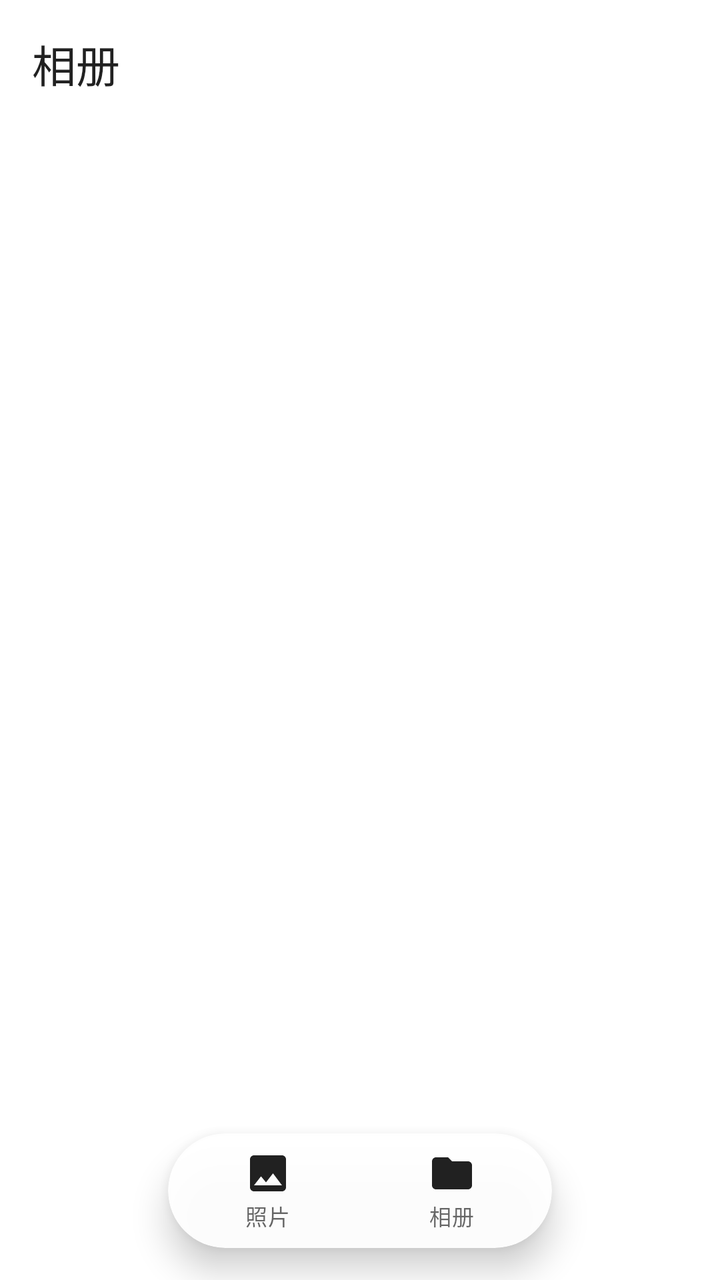
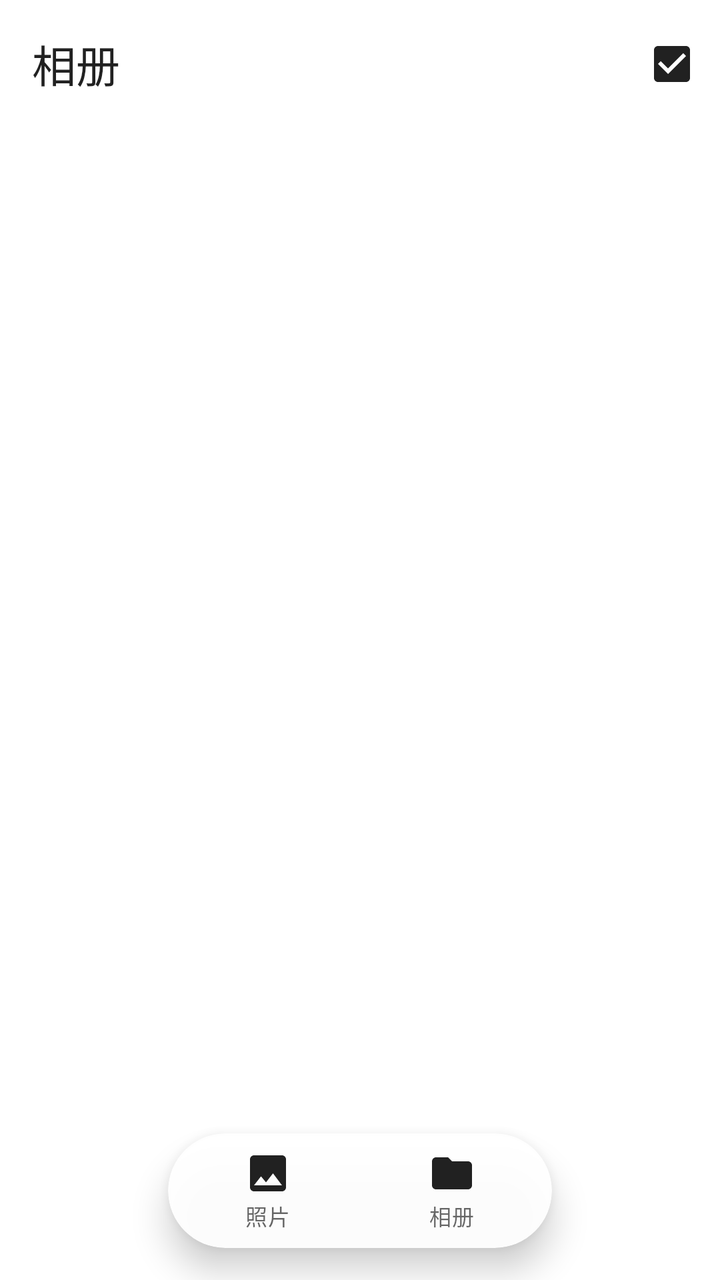

An Android layout rendered at two revisions. The XML below is the earlier revision; the diff shows what the commit changed to produce the second picture.
<!-- AndroidManifest.xml: application theme Theme.Gallery -->
<!-- res/layout/activity_main.xml -->
<?xml version="1.0" encoding="utf-8"?>
<FrameLayout xmlns:android="http://schemas.android.com/apk/res/android"
    xmlns:app="http://schemas.android.com/apk/res-auto"
    xmlns:tools="http://schemas.android.com/tools"
    android:id="@+id/main"
    android:layout_width="match_parent"
    android:layout_height="match_parent"
    style="@style/Widget.Gallery.ChromeSurface"
    tools:context=".MainActivity">

    
    <FrameLayout
        android:layout_width="match_parent"
        android:layout_height="match_parent">

        <androidx.viewpager2.widget.ViewPager2
            android:id="@+id/pager"
            android:layout_width="match_parent"
            android:layout_height="match_parent" />

        <LinearLayout
            android:id="@+id/permission_view"
            android:layout_width="match_parent"
            android:layout_height="match_parent"
            style="@style/Widget.Gallery.PermissionOverlay"
            android:gravity="center"
            android:orientation="vertical"
            android:padding="32dp"
            android:visibility="gone">

            <TextView
                android:layout_width="wrap_content"
                android:layout_height="wrap_content"
                android:gravity="center"
                android:text="@string/permission_title"
                android:textSize="17sp"
                style="@style/TextAppearance.Gallery.PermissionTitle" />

            <TextView
                android:layout_width="wrap_content"
                android:layout_height="wrap_content"
                android:layout_marginTop="8dp"
                android:gravity="center"
                android:text="@string/permission_message"
                android:textSize="13sp"
                style="@style/TextAppearance.Gallery.PermissionMessage" />

            <com.google.android.material.button.MaterialButton
                android:id="@+id/permission_button"
                android:layout_width="wrap_content"
                android:layout_height="wrap_content"
                android:layout_marginTop="20dp"
                android:text="@string/permission_grant" />

        </LinearLayout>

    </FrameLayout>

    
    <View
        android:id="@+id/status_bar_bg"
        android:layout_width="match_parent"
        android:layout_height="0dp"
        style="@style/Widget.Gallery.ChromeSurface" />

    
    <View
        android:id="@+id/toolbar_scrim"
        android:layout_width="match_parent"
        android:layout_height="0dp"
        android:visibility="gone" />

    
    <com.google.android.material.appbar.MaterialToolbar
        android:id="@+id/toolbar"
        android:layout_width="match_parent"
        android:layout_height="?attr/actionBarSize"
        app:title="@string/app_name"
        style="@style/Widget.Gallery.Toolbar" />

    <com.google.android.material.card.MaterialCardView
        android:id="@+id/bottom_nav"
        android:layout_width="wrap_content"
        android:layout_height="wrap_content"
        android:layout_gravity="bottom|center_horizontal"
        android:layout_marginBottom="16dp"
        style="@style/Widget.Gallery.NavCard">

        <LinearLayout
            android:layout_width="wrap_content"
            android:layout_height="wrap_content"
            android:orientation="horizontal"
            android:padding="4dp">

            <FrameLayout
                android:id="@+id/nav_photos"
                android:layout_width="wrap_content"
                android:layout_height="wrap_content"
                android:clickable="true"
                android:focusable="true">

                <LinearLayout
                    android:layout_width="wrap_content"
                    android:layout_height="wrap_content"
                    android:background="@drawable/bg_nav_item"
                    android:duplicateParentState="true"
                    android:gravity="center"
                    android:minWidth="92dp"
                    android:orientation="vertical"
                    android:paddingStart="16dp"
                    android:paddingTop="4dp"
                    android:paddingEnd="16dp"
                    android:paddingBottom="4dp">

                    <ImageView
                        android:layout_width="wrap_content"
                        android:layout_height="wrap_content"
                        android:contentDescription="@string/gallery_tab_photos"
                        android:duplicateParentState="true"
                        android:src="@drawable/ic_tab_photos"
                        style="@style/Widget.Gallery.NavIcon" />

                    <TextView
                        android:layout_width="wrap_content"
                        android:layout_height="wrap_content"
                        android:layout_marginTop="1dp"
                        android:duplicateParentState="true"
                        android:text="@string/gallery_tab_photos"
                        android:textSize="11sp"
                        style="@style/Widget.Gallery.NavLabel" />

                </LinearLayout>

            </FrameLayout>

            <FrameLayout
                android:id="@+id/nav_albums"
                android:layout_width="wrap_content"
                android:layout_height="wrap_content"
                android:clickable="true"
                android:focusable="true">

                <LinearLayout
                    android:layout_width="wrap_content"
                    android:layout_height="wrap_content"
                    android:background="@drawable/bg_nav_item"
                    android:duplicateParentState="true"
                    android:gravity="center"
                    android:minWidth="92dp"
                    android:orientation="vertical"
                    android:paddingStart="16dp"
                    android:paddingTop="4dp"
                    android:paddingEnd="16dp"
                    android:paddingBottom="4dp">

                    <ImageView
                        android:layout_width="wrap_content"
                        android:layout_height="wrap_content"
                        android:contentDescription="@string/gallery_tab_albums"
                        android:duplicateParentState="true"
                        android:src="@drawable/ic_tab_albums"
                        style="@style/Widget.Gallery.NavIcon" />

                    <TextView
                        android:layout_width="wrap_content"
                        android:layout_height="wrap_content"
                        android:layout_marginTop="1dp"
                        android:duplicateParentState="true"
                        android:text="@string/gallery_tab_albums"
                        android:textSize="11sp"
                        style="@style/Widget.Gallery.NavLabel" />

                </LinearLayout>

            </FrameLayout>

        </LinearLayout>

    </com.google.android.material.card.MaterialCardView>

</FrameLayout>
<!-- resources referenced by this layout -->
<resources>
  <!-- drawable ic_tab_albums (drawable) -->
  <?xml version="1.0" encoding="utf-8"?>
  <vector xmlns:android="http://schemas.android.com/apk/res/android"
      android:width="24dp"
      android:height="24dp"
      android:viewportWidth="24"
      android:viewportHeight="24">
      <path
          android:fillColor="@color/gallery_icon_on_surface"
          android:pathData="M10,4H4c-1.1,0 -1.99,0.9 -1.99,2L2,18c0,1.1 0.9,2 2,2h16c1.1,0 2,-0.9 2,-2V8c0,-1.1 -0.9,-2 -2,-2h-8l-2,-2z" />
  </vector>
  <!-- drawable ic_tab_photos (drawable) -->
  <?xml version="1.0" encoding="utf-8"?>
  <vector xmlns:android="http://schemas.android.com/apk/res/android"
      android:width="24dp"
      android:height="24dp"
      android:viewportWidth="24"
      android:viewportHeight="24">
      <path
          android:fillColor="@color/gallery_icon_on_surface"
          android:pathData="M21,19V5c0,-1.1 -0.9,-2 -2,-2H5c-1.1,0 -2,0.9 -2,2v14c0,1.1 0.9,2 2,2h14c1.1,0 2,-0.9 2,-2zM8.5,13.5l2.5,3.01L14.5,12l4.5,6H5l3.5,-4.5z" />
  </vector>
  <string name="app_name">相册</string>
  <string name="gallery_tab_albums">相册</string>
  <string name="gallery_tab_photos">照片</string>
  <string name="permission_grant">授予权限</string>
  <string name="permission_message">授予媒体访问权限后即可浏览设备上的照片和视频</string>
  <string name="permission_title">需要访问照片和视频</string>
  <style name="TextAppearance.Gallery.PermissionMessage" parent="TextAppearance.Material3.BodySmall">
          <item name="android:textColor">@color/gallery_text_secondary</item>
      </style>
  <style name="TextAppearance.Gallery.PermissionTitle" parent="TextAppearance.Material3.TitleMedium">
          <item name="android:textColor">@color/gallery_text_primary</item>
      </style>
  <style name="Widget.Gallery.ChromeSurface">
          <item name="android:background">@color/gallery_surface_chrome</item>
      </style>
  <style name="Widget.Gallery.NavCard">
          <item name="cardBackgroundColor">@color/gallery_surface_nav_card</item>
          <item name="cardCornerRadius">34dp</item>
          <item name="cardElevation">10dp</item>
          <item name="strokeWidth">0dp</item>
      </style>
  <style name="Widget.Gallery.NavIcon">
          <item name="android:tint">@color/nav_item_tint</item>
      </style>
  <style name="Widget.Gallery.NavLabel" parent="TextAppearance.Material3.LabelSmall">
          <item name="android:textColor">@color/nav_item_text</item>
      </style>
  <style name="Widget.Gallery.PermissionOverlay">
          <item name="android:background">@color/gallery_permission_surface</item>
      </style>
  <style name="Widget.Gallery.Toolbar" parent="Widget.Material3.Toolbar">
          <item name="android:background">@android:color/transparent</item>
          <item name="titleTextColor">@color/gallery_text_primary</item>
          <item name="navigationIconTint">@color/gallery_icon_on_surface</item>
          <item name="elevation">0dp</item>
      </style>
  <style name="Theme.Gallery" parent="Base.Theme.Gallery" />
  <color name="gallery_nav_item_selected_bg">#1A000000</color>
  <color name="gallery_icon_on_surface">#DE000000</color>
  <color name="gallery_text_secondary">#8A000000</color>
  <color name="gallery_text_primary">#DE000000</color>
  <color name="gallery_surface_chrome">#FFFFFFFF</color>
  <color name="gallery_surface_nav_card">#F0FFFFFF</color>
  <color name="gallery_permission_surface">@color/gallery_surface_content</color>
  <style name="Base.Theme.Gallery" parent="Theme.Material3.Light.NoActionBar">
      </style>
  <color name="gallery_surface_content">#FFFFFFFF</color>
  <!-- unchanged entries left out for length: 1 -->
</resources>

<!-- the commit's change to res/layout/activity_main.xml (unified diff, before → after) -->
@@ -6,7 +6,8 @@
     android:layout_width="match_parent"
     android:layout_height="match_parent"
     style="@style/Widget.Gallery.ChromeSurface"
-    tools:context=".MainActivity">
+    tools:context=".MainActivity"
+    tools:ignore="MergeRootFrame">
 
     
     <FrameLayout
@@ -75,6 +76,7 @@
         android:id="@+id/toolbar"
         android:layout_width="match_parent"
         android:layout_height="?attr/actionBarSize"
+        app:menu="@menu/menu_main"
         app:title="@string/app_name"
         style="@style/Widget.Gallery.Toolbar" />
 
